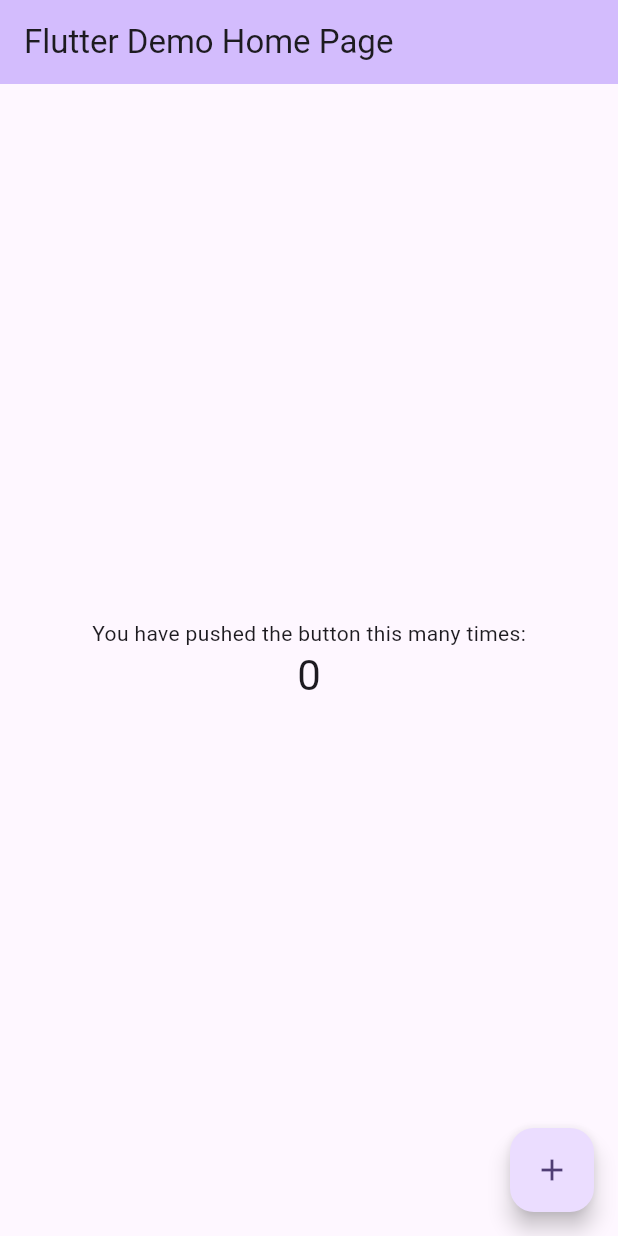
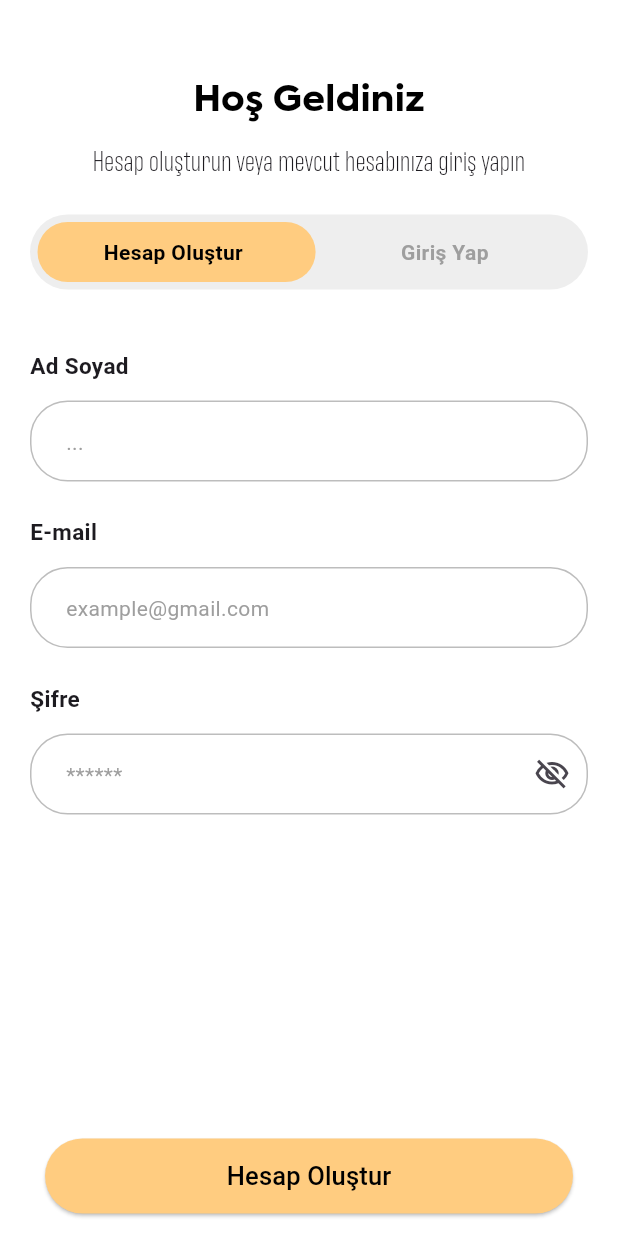
Before and after one commit to senaykeskin/fitness_app, a Flutter app: the screen it shows after launch, on a phone screen of 412 x 824 dp. Run offline on Flutter 3.47's test engine with Material 3 defaults, Android fonts, the light colour scheme and no system bars; our stand-ins replace rxdart.

Commit message:
The UI of the login and sign-up screens has been finished. (#1)

```diff
--- /dev/null
+++ b/lib/global/global-config.dart
@@ -0,0 +1,5 @@
+import 'package:flutter/material.dart';
+
+class GlobalConfig {
+  static Color primaryColor = const Color(0xFFFFCC80);
+}
--- /dev/null
+++ b/lib/global/global-variables.dart
@@ -0,0 +1,23 @@
+import 'package:flutter/material.dart';
+
+final EdgeInsets top50 = EdgeInsets.only(top: 50);
+final EdgeInsets top25 = EdgeInsets.only(top: 25);
+final EdgeInsets top20 = EdgeInsets.only(top: 20);
+final EdgeInsets top10 = EdgeInsets.only(top: 10);
+final EdgeInsets horizontal20 = EdgeInsets.symmetric(horizontal: 20);
+final EdgeInsets horizontal10 = EdgeInsets.symmetric(horizontal: 10);
+final EdgeInsets horizontal5 = EdgeInsets.symmetric(horizontal: 5);
+final EdgeInsets vertical5 = EdgeInsets.symmetric(vertical: 5);
+final EdgeInsets vertical15 = EdgeInsets.symmetric(vertical: 15);
+
+TextStyle kAxiforma20 = TextStyle(fontFamily: "Axiforma", fontSize: 24);
+TextStyle kAntarctican20 = TextStyle(fontFamily: "Antarctican", fontSize: 20);
+TextStyle kAntarctican17 = TextStyle(fontFamily: "Antarctican", fontSize: 17);
+TextStyle kParalucent20 = TextStyle(fontFamily: "Paralucent", fontSize: 17);
+
+final BorderRadius border15 = BorderRadius.all(Radius.circular(15));
+final BorderRadius border25 = BorderRadius.circular(25);
+final BorderRadius border30 = BorderRadius.circular(30);
+
+double W(BuildContext context) => MediaQuery.of(context).size.width;
+double H(BuildContext context) => MediaQuery.of(context).size.height;
--- /dev/null
+++ b/lib/global/global-widgets.dart
@@ -0,0 +1,125 @@
+import 'package:flutter/material.dart';
+import 'package:rxdart/rxdart.dart';
+import 'global-config.dart';
+import 'global-variables.dart';
+
+class InputWidget extends StatefulWidget {
+  const InputWidget({
+    super.key,
+    required this.isPassword,
+    required this.title,
+    required this.hintText,
+  });
+
+  final bool isPassword;
+  final String title;
+  final String hintText;
+
+  @override
+  State<InputWidget> createState() => _InputWidgetState();
+}
+
+class _InputWidgetState extends State<InputWidget> {
+  final BehaviorSubject<bool> _passwordVisibility = BehaviorSubject.seeded(true);
+
+  @override
+  void dispose() {
+    _passwordVisibility.close();
+    super.dispose();
+  }
+
+  void _changeVisibility() {
+    _passwordVisibility.add(!_passwordVisibility.value);
+  }
+
+  @override
+  Widget build(BuildContext context) {
+    return Container(
+      margin: top20,
+      child: Column(
+        crossAxisAlignment: CrossAxisAlignment.start,
+        children: [
+          Text(
+            widget.title,
+            style: TextStyle(fontWeight: FontWeight.bold, fontSize: 15),
+          ),
+          Container(
+            height: 60,
+            decoration: BoxDecoration(
+              color: Colors.white,
+              borderRadius: border15,
+            ),
+            margin: top10,
+            child: Row(
+              mainAxisAlignment: MainAxisAlignment.spaceEvenly,
+              children: [
+                Expanded(
+                  child: StreamBuilder<bool>(
+                    stream: _passwordVisibility.stream,
+                    initialData: _passwordVisibility.value,
+                    builder: (context, snapshot) {
+                      return TextField(
+                        obscureText: widget.isPassword ? snapshot.data! : false,
+                        autofillHints: [AutofillHints.email],
+                        keyboardType: TextInputType.emailAddress,
+                        decoration: InputDecoration(
+                          border: OutlineInputBorder(
+                            borderRadius: border25,
+                            borderSide: BorderSide.none,
+                          ),
+                          enabledBorder: OutlineInputBorder(
+                            borderRadius: border25,
+                            borderSide: BorderSide(
+                              width: 1,
+                              color: Colors.grey.shade400,
+                            ),
+                          ),
+                          focusedBorder: OutlineInputBorder(
+                            borderRadius: border25,
+                            borderSide: BorderSide(width: 2, color: Colors.blue),
+                          ),
+                          filled: true,
+                          fillColor: Colors.white,
+                          contentPadding: horizontal20 + vertical15,
+                          hintText: widget.hintText,
+                          hintStyle: Theme.of(context)
+                              .textTheme
+                              .bodyMedium
+                              ?.copyWith(color: Colors.grey),
+                          suffixIcon: widget.isPassword
+                              ? IconButton(
+                            onPressed: _changeVisibility,
+                            icon: Icon(
+                              snapshot.data!
+                                  ? Icons.visibility_off_outlined
+                                  : Icons.visibility_outlined,
+                            ),
+                          )
+                              : null,
+                        ),
+                      );
+                    },
+                  ),
+                ),
+              ],
+            ),
+          ),
+        ],
+      ),
+    );
+  }
+}
+
+
+ElevatedButton signupAndLoginButton(BuildContext context, String text) {
+  return ElevatedButton(
+      style: ElevatedButton.styleFrom(
+          backgroundColor: GlobalConfig.primaryColor,
+          shape: RoundedRectangleBorder(borderRadius: border30),
+          fixedSize: Size(W(context), 50)),
+      onPressed: () {},
+      child: Text(
+        text,
+        style: TextStyle(color: Colors.black, fontSize: 17),
+      ));
+}
--- a/lib/main.dart
+++ b/lib/main.dart
@@ -1,100 +1,31 @@
+import 'package:fitness_app/module/auth/welcome-screen.dart';
 import 'package:flutter/material.dart';
+import 'package:flutter/services.dart';
 
 void main() {
+  SystemChrome.setSystemUIOverlayStyle(
+    const SystemUiOverlayStyle(
+      statusBarColor: Colors.black,
+      statusBarIconBrightness: Brightness.light,
+    ),
+  );
+
   runApp(const MyApp());
 }
 
 class MyApp extends StatelessWidget {
   const MyApp({super.key});
 
-  // This widget is the root of your application.
   @override
   Widget build(BuildContext context) {
     return MaterialApp(
-      title: 'Flutter Demo',
+      debugShowCheckedModeBanner: false,
       theme: ThemeData(
+        scaffoldBackgroundColor: Colors.white,
         colorScheme: ColorScheme.fromSeed(seedColor: Colors.deepPurple),
         useMaterial3: true,
       ),
-      home: const MyHomePage(title: 'Flutter Demo Home Page'),
+      home: const WelcomeScreen(),
     );
   }
 }
-
-class MyHomePage extends StatefulWidget {
-  const MyHomePage({super.key, required this.title});
-  final String title;
-
-  @override
-  State<MyHomePage> createState() => _MyHomePageState();
-}
-
-class _MyHomePageState extends State<MyHomePage> {
-  int _counter = 0;
-
-  void _incrementCounter() {
-    setState(() {
-      // This call to setState tells the Flutter framework that something has
-      // changed in this State, which causes it to rerun the build method below
-      // so that the display can reflect the updated values. If we changed
-      // _counter without calling setState(), then the build method would not be
-      // called again, and so nothing would appear to happen.
-      _counter++;
-    });
-  }
-
-  @override
-  Widget build(BuildContext context) {
-    // This method is rerun every time setState is called, for instance as done
-    // by the _incrementCounter method above.
-    //
-    // The Flutter framework has been optimized to make rerunning build methods
-    // fast, so that you can just rebuild anything that needs updating rather
-    // than having to individually change instances of widgets.
-    return Scaffold(
-      appBar: AppBar(
-        // TRY THIS: Try changing the color here to a specific color (to
-        // Colors.amber, perhaps?) and trigger a hot reload to see the AppBar
-        // change color while the other colors stay the same.
-        backgroundColor: Theme.of(context).colorScheme.inversePrimary,
-        // Here we take the value from the MyHomePage object that was created by
-        // the App.build method, and use it to set our appbar title.
-        title: Text(widget.title),
-      ),
-      body: Center(
-        // Center is a layout widget. It takes a single child and positions it
-        // in the middle of the parent.
-        child: Column(
-          // Column is also a layout widget. It takes a list of children and
-          // arranges them vertically. By default, it sizes itself to fit its
-          // children horizontally, and tries to be as tall as its parent.
-          //
-          // Column has various properties to control how it sizes itself and
-          // how it positions its children. Here we use mainAxisAlignment to
-          // center the children vertically; the main axis here is the vertical
-          // axis because Columns are vertical (the cross axis would be
-          // horizontal).
-          //
-          // TRY THIS: Invoke "debug painting" (choose the "Toggle Debug Paint"
-          // action in the IDE, or press "p" in the console), to see the
-          // wireframe for each widget.
-          mainAxisAlignment: MainAxisAlignment.center,
-          children: <Widget>[
-            const Text(
-              'You have pushed the button this many times:',
-            ),
-            Text(
-              '$_counter',
-              style: Theme.of(context).textTheme.headlineMedium,
-            ),
-          ],
-        ),
-      ),
-      floatingActionButton: FloatingActionButton(
-        onPressed: _incrementCounter,
-        tooltip: 'Increment',
-        child: const Icon(Icons.add),
-      ), // This trailing comma makes auto-formatting nicer for build methods.
-    );
-  }
-}
--- /dev/null
+++ b/lib/module/auth/login/login.dart
@@ -0,0 +1,60 @@
+import 'dart:developer';
+import 'package:fitness_app/global/global-variables.dart';
+import 'package:fitness_app/global/global-widgets.dart';
+import 'package:flutter/material.dart';
+
+class Login extends StatelessWidget {
+  const Login({super.key});
+
+  @override
+  Widget build(BuildContext context) {
+    return Scaffold(
+      resizeToAvoidBottomInset: false,
+      body: SafeArea(
+        child: Column(
+          children: [
+            Expanded(
+              child: SingleChildScrollView(
+                child: Column(
+                  crossAxisAlignment: CrossAxisAlignment.start,
+                  children: [
+                    InputWidget(
+                      isPassword: false,
+                      title: "E-mail",
+                      hintText: "example@gmail.com",
+                    ),
+                    InputWidget(
+                      isPassword: true,
+                      title: "Şifre",
+                      hintText: "******",
+                    ),
+                    TextButton(
+                      style: TextButton.styleFrom(
+                        splashFactory: NoSplash.splashFactory,
+                      ),
+                      onPressed: () {
+                        inspect("tıklandı");
+                      },
+                      child: Text(
+                        "Şifremi unuttum",
+                        style: kAntarctican17.copyWith(
+                          decoration: TextDecoration.underline,
+                          color: Colors.black,
+                        ),
+                      ),
+                    ),
+                  ],
+                ),
+              ),
+            ),
+            Container(
+              padding: horizontal10 + vertical15,
+              width: double.infinity,
+              child: signupAndLoginButton(context, "Giriş Yap"),
+            ),
+          ],
+        ),
+      ),
+    );
+  }
+}
--- /dev/null
+++ b/lib/module/auth/signup/signup.dart
@@ -0,0 +1,54 @@
+import 'package:fitness_app/global/global-variables.dart';
+import 'package:flutter/material.dart';
+import '../../../global/global-widgets.dart';
+
+class Signup extends StatefulWidget {
+  const Signup({super.key});
+
+  @override
+  State<Signup> createState() => _SignupState();
+}
+
+class _SignupState extends State<Signup> {
+  @override
+  Widget build(BuildContext context) {
+    return Scaffold(
+      resizeToAvoidBottomInset: false,
+      body: SafeArea(
+        child: Column(
+          children: [
+            Expanded(
+              child: SingleChildScrollView(
+                child: Column(
+                  crossAxisAlignment: CrossAxisAlignment.start,
+                  children: [
+                    InputWidget(
+                      isPassword: false,
+                      title: "Ad Soyad",
+                      hintText: "...",
+                    ),
+                    InputWidget(
+                      isPassword: false,
+                      title: "E-mail",
+                      hintText: "example@gmail.com",
+                    ),
+                    InputWidget(
+                      isPassword: true,
+                      title: "Şifre",
+                      hintText: "******",
+                    ),
+                  ],
+                ),
+              ),
+            ),
+            Container(
+              padding: horizontal10 + vertical15,
+              width: double.infinity,
+              child: signupAndLoginButton(context, "Hesap Oluştur")
+            ),
+          ],
+        ),
+      ),
+    );
+  }
+}
--- /dev/null
+++ b/lib/module/auth/welcome-screen.dart
@@ -0,0 +1,143 @@
+import 'package:fitness_app/global/global-config.dart';
+import 'package:fitness_app/module/auth/login/login.dart';
+import 'package:fitness_app/module/auth/signup/signup.dart';
+import 'package:flutter/material.dart';
+import 'package:rxdart/rxdart.dart';
+import '../../global/global-variables.dart';
+
+class WelcomeScreen extends StatefulWidget {
+  const WelcomeScreen({super.key});
+
+  @override
+  State<WelcomeScreen> createState() => _WelcomeScreenState();
+}
+
+class _WelcomeScreenState extends State<WelcomeScreen> {
+  final BehaviorSubject<int> _selectedIndex = BehaviorSubject<int>.seeded(0);
+  final PageController _pageController = PageController();
+
+  void _onButtonTapped(int index) {
+    _selectedIndex.add(index);
+    _pageController.animateToPage(
+      index,
+      duration: const Duration(milliseconds: 300),
+      curve: Curves.easeInOut,
+    );
+  }
+
+  @override
+  void dispose() {
+    _selectedIndex.close();
+    _pageController.dispose();
+    super.dispose();
+  }
+
+  @override
+  Widget build(BuildContext context) {
+    return Scaffold(
+      body: SafeArea(
+        child: Padding(
+          padding: top50 + horizontal20,
+          child: Column(
+            children: [
+              // Başlık
+              Text(
+                "Hoş Geldiniz",
+                style: kAxiforma20.copyWith(color: Colors.black),
+              ),
+              const SizedBox(height: 10),
+              Text(
+                "Hesap oluşturun veya mevcut hesabınıza giriş yapın",
+                textAlign: TextAlign.center,
+                style: kAntarctican20,
+              ),
+              const SizedBox(height: 20),
+              StreamBuilder<int>(
+                stream: _selectedIndex.stream,
+                initialData: 0,
+                builder: (context, snapshot) {
+                  int selectedIndex = snapshot.data ?? 0;
+                  return Container(
+                    padding: horizontal5 + vertical5,
+                    height: 50,
+                    width: double.infinity,
+                    decoration: BoxDecoration(
+                      color: Colors.grey[200],
+                      borderRadius: border30,
+                    ),
+                    child: Stack(
+                      children: [
+                        AnimatedAlign(
+                          duration: const Duration(milliseconds: 300),
+                          curve: Curves.easeInOut,
+                          alignment: selectedIndex == 0
+                              ? Alignment.centerLeft
+                              : Alignment.centerRight,
+                          child: Container(
+                            width: MediaQuery.of(context).size.width * 0.45,
+                            height: 50,
+                            decoration: BoxDecoration(
+                              color: GlobalConfig.primaryColor,
+                              borderRadius: border30,
+                            ),
+                          ),
+                        ),
+                        Row(
+                          children: [
+                            Expanded(
+                              child: GestureDetector(
+                                onTap: () => _onButtonTapped(0),
+                                child: Center(
+                                  child: Text(
+                                    "Hesap Oluştur",
+                                    style: TextStyle(
+                                      fontWeight: FontWeight.bold,
+                                      color: selectedIndex == 0
+                                          ? Colors.black
+                                          : Colors.grey,
+                                    ),
+                                  ),
+                                ),
+                              ),
+                            ),
+                            Expanded(
+                              child: GestureDetector(
+                                onTap: () => _onButtonTapped(1),
+                                child: Center(
+                                  child: Text(
+                                    "Giriş Yap",
+                                    style: TextStyle(
+                                      fontWeight: FontWeight.bold,
+                                      color: selectedIndex == 1
+                                          ? Colors.black
+                                          : Colors.grey,
+                                    ),
+                                  ),
+                                ),
+                              ),
+                            ),
+                          ],
+                        ),
+                      ],
+                    ),
+                  );
+                },
+              ),
+              const SizedBox(height: 20),
+              Expanded(
+                child: PageView(
+                  controller: _pageController,
+                  physics: const NeverScrollableScrollPhysics(),
+                  children: [
+                    const Signup(),
+                    const Login(),
+                  ],
+                ),
+              ),
+            ],
+          ),
+        ),
+      ),
+    );
+  }
+}
```
Also changed, not shown: pubspec.yaml (+15 -15 lines), assets/fonts/AntarcticanHeadline-Light.ttf (added), assets/fonts/Axiforma-ExtraBold.ttf (added), assets/fonts/Paralucent-Light.ttf (added), pubspec.lock.
